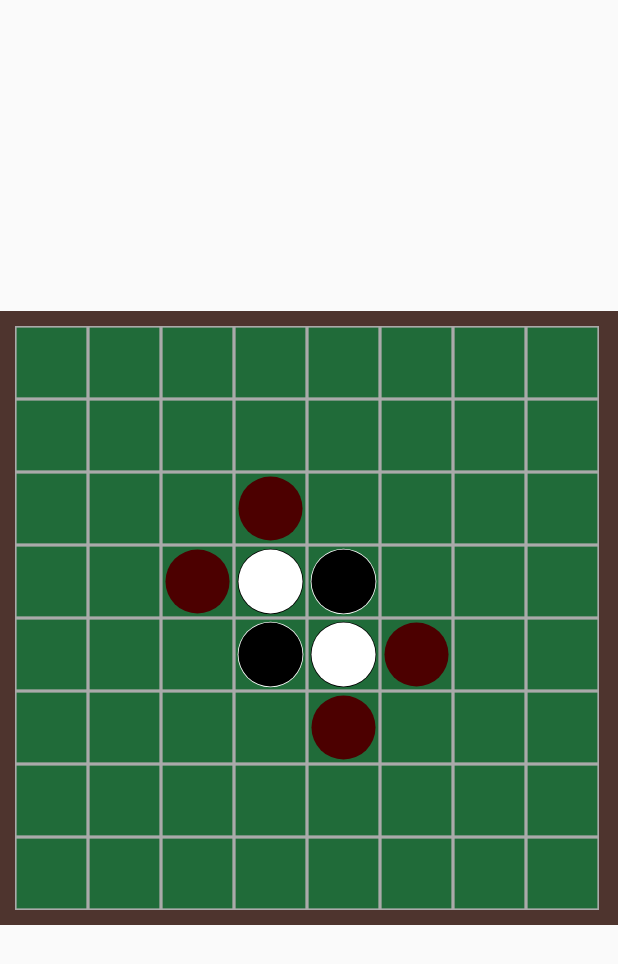
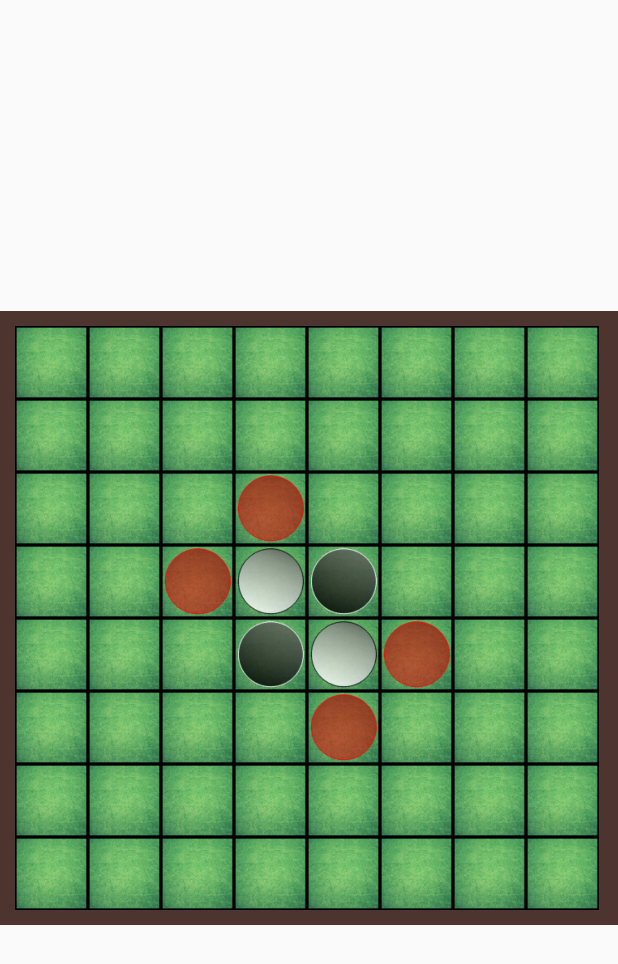
Before and after one commit to mr-goncalo/TP_AMOV, an Android app: the screen it shows after launch (activity_modo_singleplayer), after a tap on "SINGLE PLAYER", on a phone screen of 412 x 824 dp. Shown: the top 964 px of the screen. Run offline under Robolectric (Android 15) with nearby library versions, the phone set to English and light mode, and no system bars.

Commit message:
Imagens
AInda joga mal

```diff
--- a/app/src/main/java/com/example/eu/reversisec/Jogo/Adpters/SPAdapter.java
+++ b/app/src/main/java/com/example/eu/reversisec/Jogo/Adpters/SPAdapter.java
@@ -54,7 +54,7 @@ public class SPAdapter extends BaseAdapter {
             @Override
             public void onClick(View v) {
                if(!jogo.getTab().getBlocos().get(pos).isPosValida()){
-                   Log.d("ReverISEC", "onClick: Posição Inválida");
+                   Log.d("ReversISEC", "onClick: Posição Inválida");
                    return;
                }
                jogador.setPos(pos);
--- a/app/src/main/java/com/example/eu/reversisec/Jogo/Bloco.java
+++ b/app/src/main/java/com/example/eu/reversisec/Jogo/Bloco.java
@@ -25,7 +25,7 @@ public class Bloco {
 
         PosValida = false;
 
-        this.blogoImg = Constantes.BLOCO;
+        this.blogoImg = Constantes.FUNDO;
         this.PosAdjacentes = new HashMap<>();
         Direcoes = new ArrayList<>();
     }
@@ -39,7 +39,7 @@ public class Bloco {
     public void setPosY(int posY){this.posY = posY;}
 
     public int getBlogoImg(){
-        if(PosValida) return R.drawable.posicao_valida;
+        if(PosValida) return Constantes.VALIDA;
 
         return blogoImg;
     }
@@ -65,8 +65,8 @@ public class Bloco {
     }
 
     public void vira(){
-        if(blogoImg == R.drawable.preta) blogoImg = R.drawable.branca; else
-        if(blogoImg == R.drawable.branca) blogoImg = R.drawable.preta;
+        if(blogoImg == Constantes.PRETA) blogoImg = Constantes.BRANCA; else
+        if(blogoImg == Constantes.BRANCA) blogoImg = Constantes.BRANCA;
 
     }
 
--- a/app/src/main/java/com/example/eu/reversisec/Jogo/Constantes.java
+++ b/app/src/main/java/com/example/eu/reversisec/Jogo/Constantes.java
@@ -2,15 +2,18 @@ package com.example.eu.reversisec.Jogo;
 
 import com.example.eu.reversisec.R;
 
-public class Constantes {
-    public static final int LEFT = 0;
-    public static final int UPPER_LEFT = 1;
-    public static final int UPPPER = 2;
-    public static final int UPPER_RIGHT = 3;
-    public static final int RIGHT = 4;
-    public static final int BOTTOM_RIGHT = 5;
-    public static final int BOTTOM = 6;
-    public static final int BOTTOM_LEFT = 7;
+public interface Constantes {
+    int UPPER_LEFT = 1;
+    int UPPER = 2;
+    int UPPER_RIGHT = 3;
+    int LEFT = 0;
+    int RIGHT = 4;
+    int BOTTOM_RIGHT = 5;
+    int BOTTOM = 6;
+    int BOTTOM_LEFT = 7;
 
-    public static final int BLOCO = R.drawable.fundo_bloco;
+    int FUNDO = R.drawable.fundov2;
+    int BRANCA = R.drawable.brancav2;
+    int PRETA = R.drawable.pretav2;
+    int VALIDA = R.drawable.vermelhav3;
 }
--- a/app/src/main/java/com/example/eu/reversisec/Jogo/LogicaJogo.java
+++ b/app/src/main/java/com/example/eu/reversisec/Jogo/LogicaJogo.java
@@ -39,7 +39,7 @@ public class LogicaJogo extends Application {
         else
             enimigo = j1.getImg();
 
-        if (blocoAtual == null ||blocoAtual.getBlogoImg() == R.drawable.fundo_bloco || blocoAtual.getBlogoImg() == R.drawable.posicao_valida ||
+        if (blocoAtual == null ||blocoAtual.getBlogoImg() == Constantes.FUNDO || blocoAtual.getBlogoImg() == Constantes.VALIDA ||
             blocoAtual.getBlogoImg()==jAtual.getImg() || bl.getBlogoImg() == enimigo || bl.getBlogoImg() == jAtual.getImg()){
             return;
         }
@@ -64,7 +64,7 @@ public class LogicaJogo extends Application {
             HashMap<Integer, Bloco> blocoAdj = bl.getPosAdjacentes();
             validaDirecao(bl, Constantes.LEFT);
             validaDirecao(bl, Constantes.UPPER_LEFT);
-            validaDirecao(bl, Constantes.UPPPER);
+            validaDirecao(bl, Constantes.UPPER);
             validaDirecao(bl, Constantes.UPPER_RIGHT);
             validaDirecao(bl, Constantes.RIGHT);
             validaDirecao(bl, Constantes.BOTTOM_RIGHT);
--- a/app/src/main/java/com/example/eu/reversisec/Jogo/Tabuleiro.java
+++ b/app/src/main/java/com/example/eu/reversisec/Jogo/Tabuleiro.java
@@ -48,10 +48,10 @@ public class Tabuleiro {
                     setBlocosAdj(this.blocos.get(j));
             }
 
-            blocos.get(27).setBlogoImg(R.drawable.branca);
-            blocos.get(36).setBlogoImg(R.drawable.branca);
-            blocos.get(28).setBlogoImg(R.drawable.preta);
-            blocos.get(35).setBlogoImg(R.drawable.preta);
+            blocos.get(27).setBlogoImg(R.drawable.brancav2);
+            blocos.get(36).setBlogoImg(R.drawable.brancav2);
+            blocos.get(28).setBlogoImg(R.drawable.pretav2);
+            blocos.get(35).setBlogoImg(R.drawable.pretav2);
     }
 
     public ArrayList<Bloco> getBlocos(){
@@ -71,14 +71,14 @@ public class Tabuleiro {
                     bloco.addPosAdjacentes(this.blocos.get(bloco.getPosicao() + 1), Constantes.RIGHT);
                 } else if (bloco.getPosY() == 7) {
                     bloco.addPosAdjacentes(this.blocos.get(bloco.getPosicao() - 7), Constantes.UPPER_RIGHT);
-                    bloco.addPosAdjacentes(this.blocos.get(bloco.getPosicao() - 8), Constantes.UPPPER);
+                    bloco.addPosAdjacentes(this.blocos.get(bloco.getPosicao() - 8), Constantes.UPPER);
                     bloco.addPosAdjacentes(this.blocos.get(bloco.getPosicao() + 1), Constantes.RIGHT);
                 } else {
                     bloco.addPosAdjacentes(this.blocos.get(bloco.getPosicao() + 9), Constantes.BOTTOM_RIGHT);
                     bloco.addPosAdjacentes(this.blocos.get(bloco.getPosicao() + 8), Constantes.BOTTOM);
                     bloco.addPosAdjacentes(this.blocos.get(bloco.getPosicao() + 1), Constantes.RIGHT);
                     bloco.addPosAdjacentes(this.blocos.get(bloco.getPosicao() - 7), Constantes.UPPER_RIGHT);
-                    bloco.addPosAdjacentes(this.blocos.get(bloco.getPosicao() - 8), Constantes.UPPPER);
+                    bloco.addPosAdjacentes(this.blocos.get(bloco.getPosicao() - 8), Constantes.UPPER);
 
                 }
                 break;
@@ -91,12 +91,12 @@ public class Tabuleiro {
                     bloco.addPosAdjacentes(this.blocos.get(bloco.getPosicao() - 1), Constantes.LEFT);
                 } else if (bloco.getPosY() == 7) {
                     bloco.addPosAdjacentes(this.blocos.get(bloco.getPosicao() - 9), Constantes.UPPER_LEFT);
-                    bloco.addPosAdjacentes(this.blocos.get(bloco.getPosicao() - 8), Constantes.UPPPER);
+                    bloco.addPosAdjacentes(this.blocos.get(bloco.getPosicao() - 8), Constantes.UPPER);
                     bloco.addPosAdjacentes(this.blocos.get(bloco.getPosicao() - 1), Constantes.LEFT);
                 } else {
                     bloco.addPosAdjacentes(this.blocos.get(bloco.getPosicao() - 9), Constantes.UPPER_LEFT);
                     bloco.addPosAdjacentes(this.blocos.get(bloco.getPosicao() - 1), Constantes.LEFT);
-                    bloco.addPosAdjacentes(this.blocos.get(bloco.getPosicao() - 8), Constantes.UPPPER);
+                    bloco.addPosAdjacentes(this.blocos.get(bloco.getPosicao() - 8), Constantes.UPPER);
                     bloco.addPosAdjacentes(this.blocos.get(bloco.getPosicao() + 7), Constantes.BOTTOM_LEFT);
                     bloco.addPosAdjacentes(this.blocos.get(bloco.getPosicao() + 8), Constantes.BOTTOM);
 
@@ -113,7 +113,7 @@ public class Tabuleiro {
                 } else if (bloco.getPosY() == 7) {
                     bloco.addPosAdjacentes(this.blocos.get(bloco.getPosicao() - 9), Constantes.UPPER_LEFT);
                     bloco.addPosAdjacentes(this.blocos.get(bloco.getPosicao() - 7), Constantes.UPPER_RIGHT);
-                    bloco.addPosAdjacentes(this.blocos.get(bloco.getPosicao() - 8), Constantes.UPPPER);
+                    bloco.addPosAdjacentes(this.blocos.get(bloco.getPosicao() - 8), Constantes.UPPER);
                     bloco.addPosAdjacentes(this.blocos.get(bloco.getPosicao() - 1), Constantes.LEFT);
                     bloco.addPosAdjacentes(this.blocos.get(bloco.getPosicao() + 1), Constantes.RIGHT);
                 } else {
@@ -123,7 +123,7 @@ public class Tabuleiro {
                     bloco.addPosAdjacentes(this.blocos.get(bloco.getPosicao() - 7), Constantes.UPPER_RIGHT);
                     bloco.addPosAdjacentes(this.blocos.get(bloco.getPosicao() - 1), Constantes.LEFT);
                     bloco.addPosAdjacentes(this.blocos.get(bloco.getPosicao() + 1), Constantes.RIGHT);
-                    bloco.addPosAdjacentes(this.blocos.get(bloco.getPosicao() - 8), Constantes.UPPPER);
+                    bloco.addPosAdjacentes(this.blocos.get(bloco.getPosicao() - 8), Constantes.UPPER);
                     bloco.addPosAdjacentes(this.blocos.get(bloco.getPosicao() + 8), Constantes.BOTTOM);
 
                 }
--- a/app/src/main/java/com/example/eu/reversisec/Views/activity_modo_singleplayer.java
+++ b/app/src/main/java/com/example/eu/reversisec/Views/activity_modo_singleplayer.java
@@ -4,6 +4,7 @@ import android.app.Activity;
 import android.os.Bundle;
 import android.widget.GridView;
 
+import com.example.eu.reversisec.Jogo.Constantes;
 import com.example.eu.reversisec.Jogo.LogicaJogo;
 import com.example.eu.reversisec.Jogo.Adpters.SPAdapter;
 import com.example.eu.reversisec.Jogo.MeuJogador;
@@ -26,8 +27,8 @@ public class activity_modo_singleplayer extends Activity {
         tabuleiroV.setEnabled(false);
         spAdapter = new SPAdapter(this, tabuleiroV, jogo);
         tabuleiroV.setAdapter(spAdapter);
-        jogo.setJ1(new MeuJogador(jogo, R.drawable.preta));
-        jogo.setJ2(new MeuJogador(jogo, R.drawable.branca));
+        jogo.setJ1(new MeuJogador(jogo, Constantes.PRETA));
+        jogo.setJ2(new MeuJogador(jogo, Constantes.BRANCA));
 
         jogo.inicio();
     }
--- a/app/src/main/res/drawable/fundo_bloco.xml
+++ b/app/src/main/res/drawable/fundo_bloco.xml
@@ -5,6 +5,7 @@
 
     <solid
         android:color="#206B39"/>
+
 
     <stroke
         android:width="1dp"
```
Also changed, not shown: app/src/main/res/drawable/brancav2.png (added), app/src/main/res/drawable/fundov2.png (added), app/src/main/res/drawable/pretav2.png (added), app/src/main/res/drawable/reverseisec.png (added), app/src/main/res/drawable/reverseisecv2.png (added), app/src/main/res/drawable/vermelhav3.png (added).
